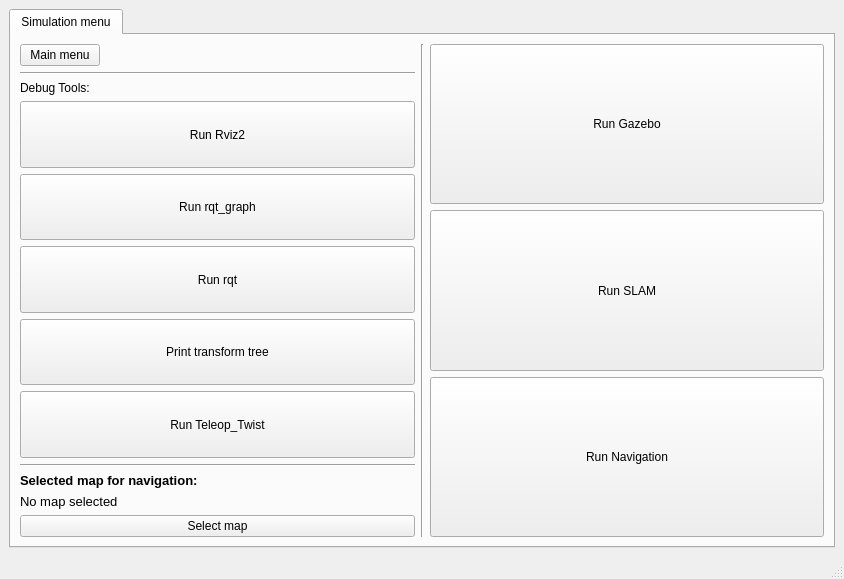
PabloNH00/RoSA_Monitor, file RoSA_Monitor/simulationwindow.ui: the form before one commit.
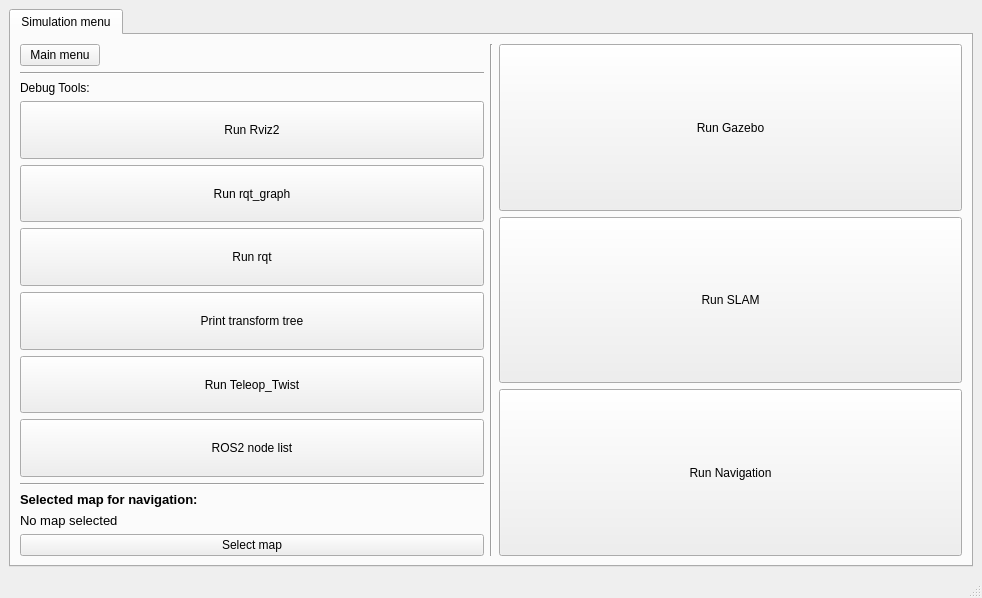
The form after the commit.

Commit message: Added node list functionality and modifications to the launchers command

The edit to the form file:
```diff
--- a/RoSA_Monitor/simulationwindow.ui
+++ b/RoSA_Monitor/simulationwindow.ui
@@ -6,8 +6,8 @@
    <rect>
     <x>0</x>
     <y>0</y>
-    <width>844</width>
-    <height>579</height>
+    <width>982</width>
+    <height>598</height>
    </rect>
   </property>
   <property name="windowTitle">
@@ -146,6 +146,22 @@
                   </property>
                  </widget>
                 </item>
+                <item>
+                 <widget class="QPushButton" name="nodeListButton">
+                  <property name="sizePolicy">
+                   <sizepolicy hsizetype="Minimum" vsizetype="Minimum">
+                    <horstretch>0</horstretch>
+                    <verstretch>0</verstretch>
+                   </sizepolicy>
+                  </property>
+                  <property name="text">
+                   <string>ROS2 node list</string>
+                  </property>
+                  <property name="checkable">
+                   <bool>false</bool>
+                  </property>
+                 </widget>
+                </item>
                </layout>
               </item>
              </layout>
```
Left out of the diff: 2 changed lines with no effect on the pictures. The commit also changes 24 other files.
